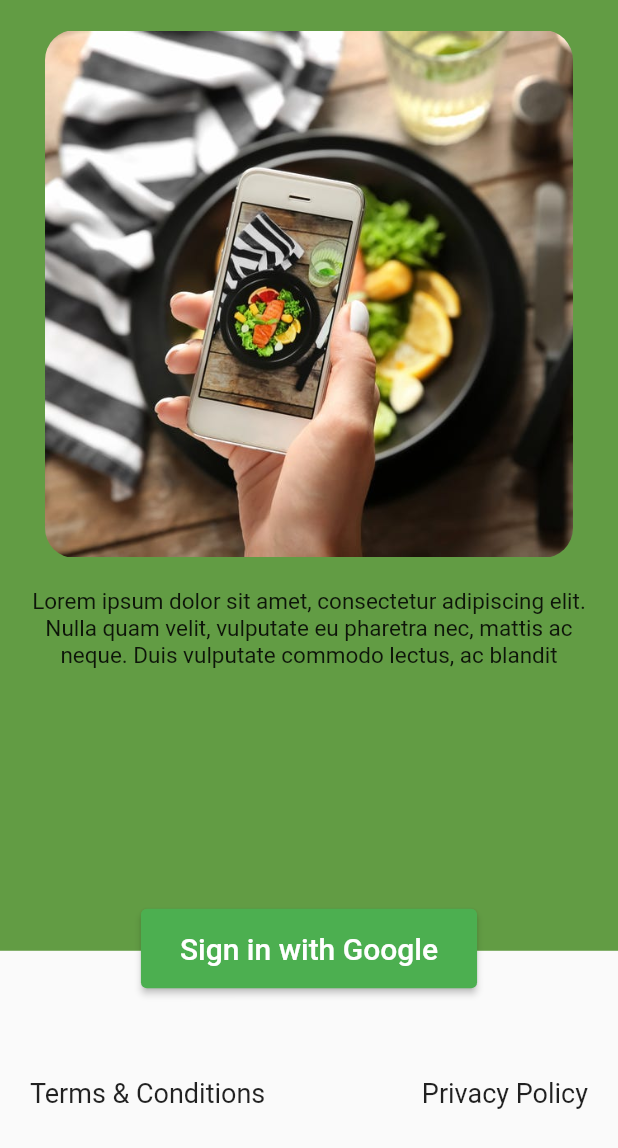
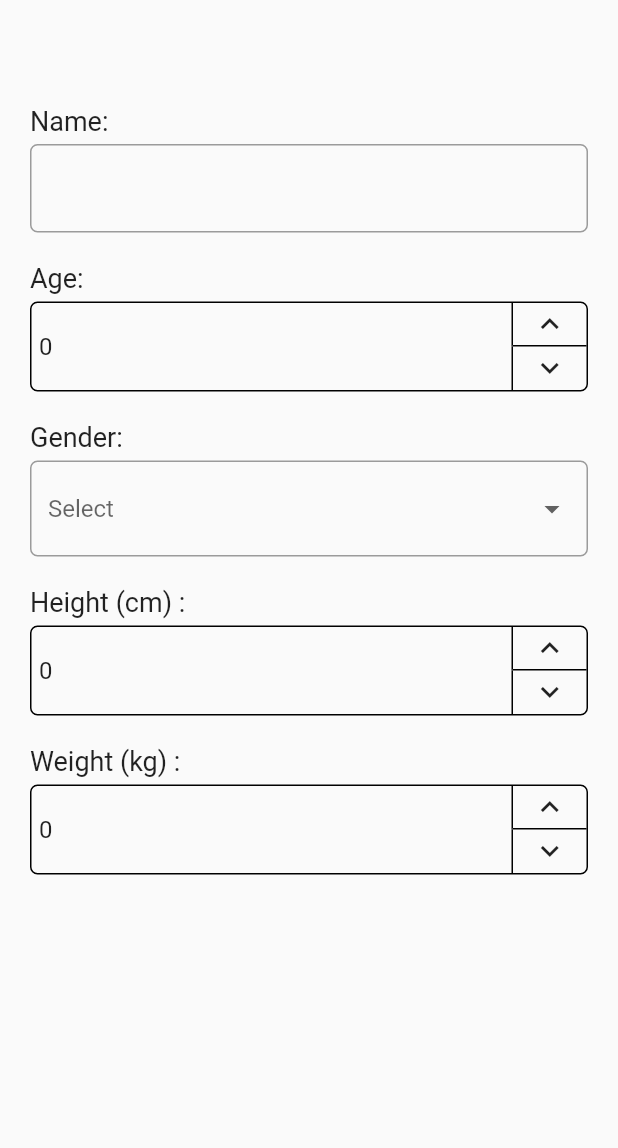
Before and after one commit to cepdnaclk/SnaT-meal-tracking-app, a Flutter app: the screen it shows after launch, after a tap on "Sign in with Google", on a phone screen of 412 x 824 dp. Shown: the top 1148 px of the screen. Run offline on Flutter 3.47's test engine with Material 2 defaults, Android fonts, the phone set to English and light mode, and no system bars.

Commit message:
Addtional Setting Screen Creation

```diff
--- /dev/null
+++ b/lib/Components/drop_down.dart
@@ -0,0 +1,56 @@
+import 'package:flutter/material.dart';
+
+class DropDownWidget extends StatefulWidget {
+  const DropDownWidget(
+      {Key? key,
+      required this.items,
+      this.hintText = "Select",
+      required this.onChanged})
+      : super(key: key);
+  final List<String> items;
+  final String hintText;
+  final Function onChanged;
+
+  @override
+  State<DropDownWidget> createState() => _DropDownWidgetState();
+}
+
+class _DropDownWidgetState extends State<DropDownWidget> {
+  String? selectedMeal;
+  @override
+  Widget build(BuildContext context) {
+    return FormField<String>(
+      builder: (FormFieldState<String> state) {
+        return InputDecorator(
+          decoration: InputDecoration(
+            //labelStyle: textStyle,
+            border: OutlineInputBorder(
+              borderRadius: BorderRadius.circular(5.0),
+            ),
+          ),
+          //isEmpty: selectedMeal == '',
+          child: DropdownButtonHideUnderline(
+            child: DropdownButton<String>(
+              hint: Text(widget.hintText),
+              value: selectedMeal,
+              isDense: true,
+              onChanged: (String? newValue) {
+                setState(() {
+                  selectedMeal = newValue;
+                  widget.onChanged(selectedMeal);
+                  state.didChange(newValue);
+                });
+              },
+              items: widget.items.map((String value) {
+                return DropdownMenuItem<String>(
+                  value: value,
+                  child: Text(value),
+                );
+              }).toList(),
+            ),
+          ),
+        );
+      },
+    );
+  }
+}
--- /dev/null
+++ b/lib/Pages/additional_settings_screen.dart
@@ -0,0 +1,200 @@
+import 'package:flutter/material.dart';
+import 'package:mobile_app/Components/drop_down.dart';
+import 'package:mobile_app/constants.dart';
+
+class AdditionalSettingsScreen extends StatelessWidget {
+  AdditionalSettingsScreen({Key? key}) : super(key: key);
+  String? name;
+  int age = 0;
+  String? gender;
+  int height = 0;
+  int weight = 0;
+  @override
+  Widget build(BuildContext context) {
+    return Scaffold(
+      body: ListView(
+        padding: const EdgeInsets.all(20),
+        children: [
+          const SizedBox(
+            height: 50,
+          ),
+          const Text(
+            "Name:",
+            style: TextStyle(fontSize: 18),
+          ),
+          const SizedBox(
+            height: 5,
+          ),
+          TextField(
+            cursorColor: Colors.black,
+            decoration: InputDecoration(
+              border: OutlineInputBorder(
+                borderRadius: BorderRadius.circular(5.0),
+              ),
+              focusedBorder: OutlineInputBorder(
+                borderRadius: BorderRadius.circular(5.0),
+              ),
+            ),
+          ),
+          const SizedBox(
+            height: 20,
+          ),
+          const Text(
+            "Age:",
+            style: TextStyle(fontSize: 18),
+          ),
+          const SizedBox(
+            height: 5,
+          ),
+          CountAdder(
+            onChanged: (val) {
+              age = val;
+            },
+          ),
+          const SizedBox(
+            height: 20,
+          ),
+          const Text(
+            "Gender:",
+            style: TextStyle(fontSize: 18),
+          ),
+          const SizedBox(
+            height: 5,
+          ),
+          DropDownWidget(
+            items: genderList,
+            onChanged: (val) {
+              print(val);
+              gender = val;
+            },
+          ),
+          const SizedBox(
+            height: 20,
+          ),
+          const Text(
+            "Height (cm) :",
+            style: TextStyle(fontSize: 18),
+          ),
+          const SizedBox(
+            height: 5,
+          ),
+          CountAdder(
+            onChanged: (val) {
+              height = val;
+            },
+          ),
+          const SizedBox(
+            height: 20,
+          ),
+          const Text(
+            "Weight (kg) :",
+            style: TextStyle(fontSize: 18),
+          ),
+          const SizedBox(
+            height: 5,
+          ),
+          CountAdder(
+            onChanged: (val) {
+              weight = val;
+            },
+          ),
+        ],
+      ),
+    );
+  }
+}
+
+class CountAdder extends StatefulWidget {
+  const CountAdder({
+    Key? key,
+    required this.onChanged,
+  }) : super(key: key);
+  final Function onChanged;
+
+  @override
+  State<CountAdder> createState() => _CountAdderState();
+}
+
+class _CountAdderState extends State<CountAdder> {
+  int count = 0;
+  TextEditingController countController = TextEditingController();
+
+  @override
+  void initState() {
+    super.initState();
+    countController.text = count.toString();
+  }
+
+  @override
+  Widget build(BuildContext context) {
+    return Container(
+      height: 60,
+      padding: const EdgeInsets.only(left: 5),
+      decoration: BoxDecoration(
+          border: Border.all(width: 1), borderRadius: BorderRadius.circular(5)),
+      child: Row(
+        children: [
+          Expanded(
+            child: TextField(
+              controller: countController,
+              onChanged: (val) {
+                count = int.parse(val);
+                widget.onChanged(count);
+              },
+              keyboardType: TextInputType.number,
+              cursorColor: Colors.black,
+              decoration: const InputDecoration(
+                border: InputBorder.none,
+              ),
+            ),
+          ),
+          Column(
+            children: [
+              Expanded(
+                child: GestureDetector(
+                  onTap: () {
+                    count++;
+                    countController.text = count.toString();
+                    widget.onChanged(count);
+                    setState(() {});
+                  },
+                  child: Container(
+                    width: 50,
+                    child: const Icon(Icons.keyboard_arrow_up),
+                    decoration: const BoxDecoration(
+                      border: Border(
+                        left: BorderSide(width: 1),
+                        bottom: BorderSide(width: 1),
+                      ),
+                    ),
+                  ),
+                ),
+              ),
+              Expanded(
+                child: GestureDetector(
+                  onTap: () {
+                    if (count > 0) {
+                      count--;
+                      countController.text = count.toString();
+                      widget.onChanged(count);
+                      setState(() {});
+                    }
+                  },
+                  child: Container(
+                    width: 50,
+                    child: const Icon(Icons.keyboard_arrow_down),
+                    decoration: const BoxDecoration(
+                      border: Border(
+                        left: BorderSide(width: 1),
+                      ),
+                    ),
+                  ),
+                ),
+              ),
+            ],
+          ),
+        ],
+      ),
+    );
+  }
+}
--- a/lib/Pages/login_screen.dart
+++ b/lib/Pages/login_screen.dart
@@ -1,4 +1,6 @@
 import 'package:flutter/material.dart';
+import 'package:mobile_app/Pages/additional_settings_screen.dart';
+import 'package:mobile_app/Services/custom_page_route.dart';
 import 'package:mobile_app/Theme/theme_info.dart';
 import 'package:mobile_app/constants.dart';
 
@@ -48,7 +50,12 @@ class LoginScreen extends StatelessWidget {
                     width: MediaQuery.of(context).size.width,
                     alignment: Alignment.center,
                     child: ElevatedButton(
-                      onPressed: () {},
+                      onPressed: () {
+                        print("Hello");
+                        Navigator.of(context).push(CustomPageRoute(
+                            child: AdditionalSettingsScreen(),
+                            transition: "slide right"));
+                      },
                       child: const Padding(
                         padding: EdgeInsets.symmetric(
                             vertical: 15.0, horizontal: 10),
--- a/lib/Pages/welcome_screen.dart
+++ b/lib/Pages/welcome_screen.dart
@@ -21,8 +21,8 @@ class _WelcomeScreenState extends State<WelcomeScreen> {
     super.initState();
     timer = Timer.periodic(const Duration(seconds: 3), (timer) {
       timer.cancel();
-      Navigator.of(context).push(CustomPageRoute(
-          child: const LoginScreen(), transition: "slide left"));
+      Navigator.of(context).push(
+          CustomPageRoute(child: LoginScreen(), transition: "slide left"));
       // Navigator.push(
       //     context, MaterialPageRoute(builder: (context) => DashboardLayout()));
     });
--- a/lib/constants.dart
+++ b/lib/constants.dart
@@ -3,3 +3,5 @@ String introduction =
     "Lorem ipsum dolor sit amet, consectetur adipiscing elit. Nulla quam velit, vulputate eu pharetra nec, mattis ac neque. Duis vulputate commodo lectus, ac blandit";
 
 String loginImage = "assets/images/login.jpg";
+
+List<String> genderList = ["Male", "Female"];
```
